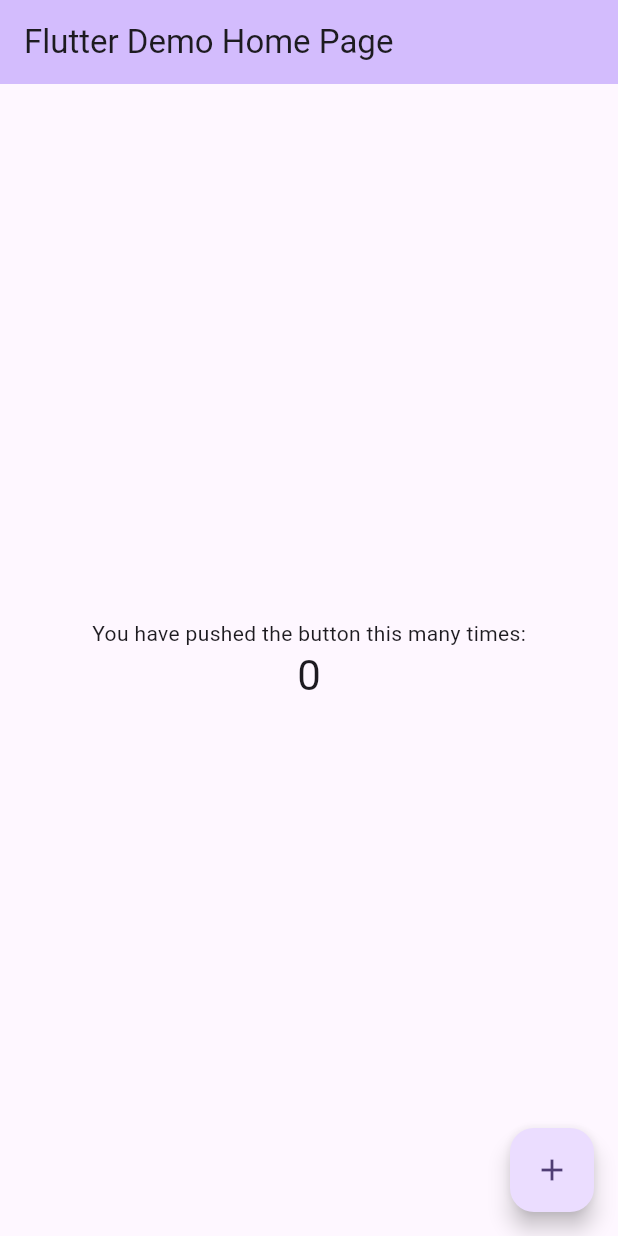
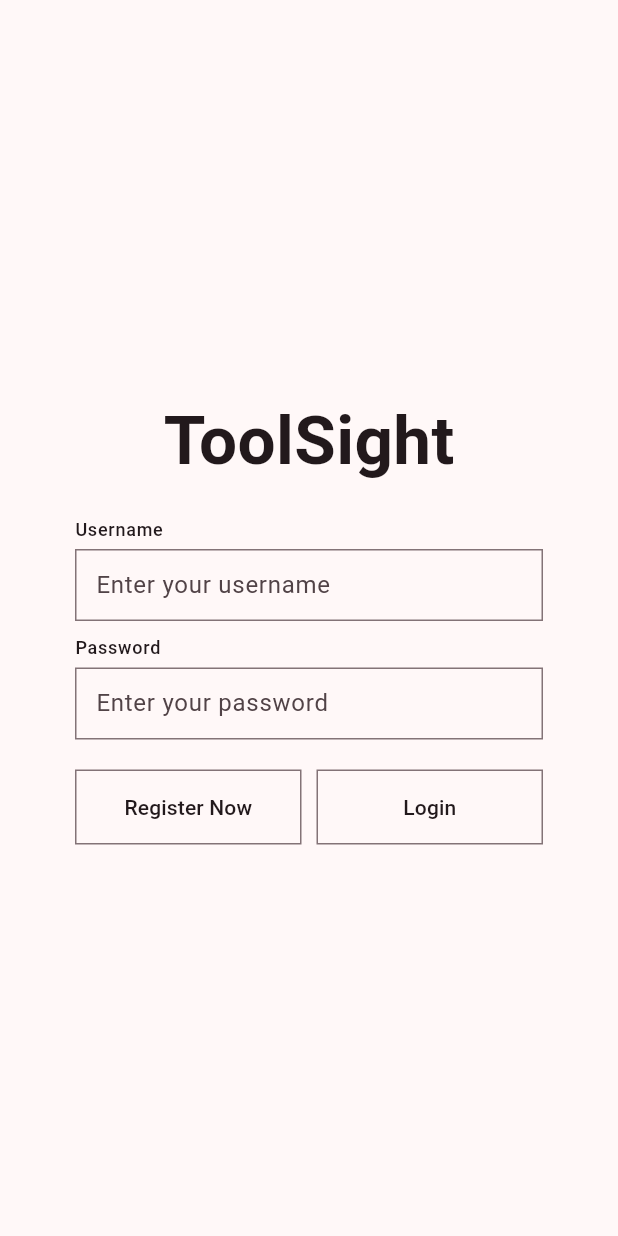
Before and after one commit to aryan-parcell/toolsight, a Flutter app: the screen it shows after launch, on a phone screen of 412 x 824 dp. Run offline on Flutter 3.47's test engine with Material 3 defaults, Android fonts, the phone set to English and light mode, and no system bars; our stand-ins replace go_router.

Commit message:
Implement initial app structure with login and routing
Replaced the default Flutter starter app with a custom application structure.
Created a functional login page (login.dart) with username/password fields and buttons.
Implemented a robust, type-safe navigation system using go_router in router.dart, defining all planned application routes, including nested paths, with an AppRoute enum.
The login button now navigates the user to a placeholder home page (home.dart).
Added reusable TextInputSection and WideButton widgets to support the UI.

```diff
--- /dev/null
+++ b/lib/TextInputSection.dart
@@ -0,0 +1,41 @@
+import 'package:flutter/material.dart';
+
+class TextInputSection extends StatefulWidget {
+  const TextInputSection({
+    super.key,
+    required this.label,
+    required this.hintText,
+    required this.controller,
+    required this.obscureText,
+  });
+
+  final String label;
+  final String hintText;
+  final TextEditingController controller;
+  final bool obscureText;
+
+  @override
+  State<TextInputSection> createState() => _TextInputSectionState();
+}
+
+class _TextInputSectionState extends State<TextInputSection> {
+  @override
+  Widget build(BuildContext context) {
+    return Column(
+      crossAxisAlignment: CrossAxisAlignment.start,
+      spacing: 5,
+      children: [
+        Text(widget.label, style: Theme.of(context).textTheme.labelMedium),
+        TextFormField(
+          decoration: InputDecoration(
+            hintText: widget.hintText,
+            contentPadding: EdgeInsets.all(10),
+            border: OutlineInputBorder(borderRadius: BorderRadius.zero),
+          ),
+          controller: widget.controller,
+          obscureText: widget.obscureText,
+        ),
+      ],
+    );
+  }
+}
--- /dev/null
+++ b/lib/WideButton.dart
@@ -0,0 +1,32 @@
+import 'package:flutter/material.dart';
+
+class WideButton extends StatelessWidget {
+  final String text;
+  final VoidCallback onPressed;
+  final Color? color;
+  final Color? onColor;
+
+  const WideButton({
+    super.key,
+    required this.text,
+    required this.onPressed,
+    this.color,
+    this.onColor,
+  });
+
+  @override
+  Widget build(BuildContext context) {
+    return Expanded(
+      child: SizedBox(
+        height: 50,
+        child: OutlinedButton(
+          style: OutlinedButton.styleFrom(
+            shape: RoundedRectangleBorder(borderRadius: BorderRadius.zero),
+          ),
+          onPressed: onPressed,
+          child: Text(text, style: Theme.of(context).textTheme.labelLarge),
+        ),
+      ),
+    );
+  }
+}
--- /dev/null
+++ b/lib/app.dart
@@ -0,0 +1,41 @@
+import 'package:flutter/material.dart';
+import 'package:go_router/go_router.dart';
+import 'package:toolsight/router.dart';
+
+class App extends StatefulWidget {
+  const App({super.key});
+
+  @override
+  State<App> createState() => _AppState();
+}
+
+class _AppState extends State<App> {
+  late GoRouter _router;
+
+  @override
+  void initState() {
+    super.initState();
+    _router = createRouter();
+  }
+
+  @override
+  void dispose() {
+    _router.dispose();
+    super.dispose();
+  }
+
+  @override
+  Widget build(BuildContext context) {
+    return MaterialApp.router(
+      title: 'ToolSight',
+      themeMode: ThemeMode.system,
+      theme: ThemeData(
+        colorScheme: ColorScheme.fromSeed(
+          seedColor: Colors.black,
+          brightness: Brightness.light,
+        ),
+      ),
+      routerConfig: _router,
+    );
+  }
+}
--- /dev/null
+++ b/lib/home.dart
@@ -0,0 +1,22 @@
+import 'package:flutter/material.dart';
+
+class Home extends StatefulWidget {
+  const Home({super.key});
+
+  @override
+  State<Home> createState() => _HomeState();
+}
+
+class _HomeState extends State<Home> {
+
+  @override
+  Widget build(BuildContext context) {
+    return Column(
+      mainAxisAlignment: MainAxisAlignment.center,
+      crossAxisAlignment: CrossAxisAlignment.center,
+      children: [
+        Text("Home")
+      ],
+    );
+  }
+}
--- /dev/null
+++ b/lib/login.dart
@@ -0,0 +1,77 @@
+import 'package:flutter/material.dart';
+import 'package:go_router/go_router.dart';
+import 'package:toolsight/TextInputSection.dart';
+import 'package:toolsight/WideButton.dart';
+import 'package:toolsight/router.dart';
+
+class Login extends StatefulWidget {
+  const Login({super.key});
+
+  @override
+  State<Login> createState() => _LoginState();
+}
+
+class _LoginState extends State<Login> {
+  final _usernameController = TextEditingController();
+  final _passwordController = TextEditingController();
+
+  Future<void> _login() async {
+    // TODO implement backend
+    context.goNamed(AppRoute.home.name);
+  }
+
+  Future<void> _register() async {
+    // TODO implement backend
+  }
+
+  @override
+  Widget build(BuildContext context) {
+    return Scaffold(
+      body: Padding(
+        padding: const EdgeInsets.symmetric(horizontal: 50, vertical: 100),
+        child: Column(
+          mainAxisAlignment: MainAxisAlignment.center,
+          spacing: 20,
+          children: [
+            const Center(
+              child: Text(
+                "ToolSight",
+                style: TextStyle(fontSize: 45, fontWeight: FontWeight.bold),
+              ),
+            ),
+            Column(
+              spacing: 10,
+              children: [
+                TextInputSection(
+                  label: "Username",
+                  hintText: "Enter your username",
+                  controller: _usernameController,
+                  obscureText: false,
+                ),
+                TextInputSection(
+                  label: "Password",
+                  hintText: "Enter your password",
+                  controller: _passwordController,
+                  obscureText: true,
+                ),
+              ],
+            ),
+            Row(
+              spacing: 10,
+              children: [
+                WideButton(
+                  text: "Register Now",
+                  onPressed: _register,
+                ),
+                WideButton(
+                  text: "Login",
+                  onPressed: _login,
+                ),
+              ],
+            ),
+          ],
+        ),
+      ),
+    );
+  }
+}
--- a/lib/main.dart
+++ b/lib/main.dart
@@ -1,56 +1,8 @@
 import 'package:flutter/material.dart';
+import 'package:toolsight/app.dart';
 
 void main() {
-  runApp(const MyApp());
+  WidgetsFlutterBinding.ensureInitialized();
+
+  runApp(const App());
 }
-
-class MyApp extends StatelessWidget {
-  const MyApp({super.key});
-
-  @override
-  Widget build(BuildContext context) {
-    return MaterialApp(
-      title: 'Flutter Demo',
-      theme: ThemeData(colorScheme: ColorScheme.fromSeed(seedColor: Colors.deepPurple)),
-      home: const MyHomePage(title: 'Flutter Demo Home Page'),
-    );
-  }
-}
-
-class MyHomePage extends StatefulWidget {
-  const MyHomePage({super.key, required this.title});
-
-  final String title;
-
-  @override
-  State<MyHomePage> createState() => _MyHomePageState();
-}
-
-class _MyHomePageState extends State<MyHomePage> {
-  int _counter = 0;
-
-  void _incrementCounter() {
-    setState(() => _counter++);
-  }
-
-  @override
-  Widget build(BuildContext context) {
-    return Scaffold(
-      appBar: AppBar(backgroundColor: Theme.of(context).colorScheme.inversePrimary, title: Text(widget.title)),
-      body: Center(
-        child: Column(
-          mainAxisAlignment: MainAxisAlignment.center,
-          children: [
-            const Text('You have pushed the button this many times:'),
-            Text('$_counter', style: Theme.of(context).textTheme.headlineMedium),
-          ],
-        ),
-      ),
-      floatingActionButton: FloatingActionButton(
-        onPressed: _incrementCounter,
-        tooltip: 'Increment',
-        child: const Icon(Icons.add),
-      ),
-    );
-  }
-}
--- /dev/null
+++ b/lib/router.dart
@@ -0,0 +1,88 @@
+import 'package:flutter/material.dart';
+import 'package:go_router/go_router.dart';
+import 'package:toolsight/home.dart';
+import 'package:toolsight/login.dart';
+
+enum AppRoute {
+  home(path: '/', name: 'home'),
+  login(path: '/login', name: 'login'),
+  register(path: '/register', name: 'register'),
+  manual(path: '/manual', name: 'manual'),
+  qr(path: '/qr', name: 'qr'),
+  toolbox(path: '/toolbox/:toolbox_id', name: 'toolbox'),
+  drawer(path: ':drawer_id', name: 'drawer'), // Sub-route
+  capture(path: 'capture', name: 'capture'), // Sub-route
+  complete(path: 'complete', name: 'complete'); // Sub-route
+
+  final String path;
+  final String name;
+
+  const AppRoute({required this.path, required this.name});
+}
+
+GoRouter createRouter() {
+  return GoRouter(
+    initialLocation: AppRoute.login.path,
+    onException: (context, state, router) {
+      debugPrint("Router Exception: ${state.error}");
+      router.go(AppRoute.login.path);
+    },
+    routes: [
+      GoRoute(
+        path: AppRoute.home.path,
+        name: AppRoute.home.name,
+        builder: (context, state) => const Home(),
+      ),
+      GoRoute(
+        path: AppRoute.login.path,
+        name: AppRoute.login.name,
+        builder: (context, state) => const Login(),
+      ),
+      GoRoute(
+        path: AppRoute.register.path,
+        name: AppRoute.register.name,
+        builder: (context, state) => const Text("Register Page"),
+      ),
+      GoRoute(
+        path: AppRoute.manual.path,
+        name: AppRoute.manual.name,
+        builder: (context, state) => const Text("Manual Page"),
+      ),
+      GoRoute(
+        path: AppRoute.qr.path,
+        name: AppRoute.qr.name,
+        builder: (context, state) => const Text("QR Page"),
+      ),
+      GoRoute(
+        path: AppRoute.toolbox.path,
+        name: AppRoute.toolbox.name,
+        builder: (context, state) => Text("Toolbox: ${state.pathParameters['toolbox_id']}"),
+        routes: [
+          GoRoute(
+            path: AppRoute.drawer.path,
+            name: AppRoute.drawer.name,
+            builder: (context, state) {
+              final params = state.pathParameters;
+              return Text("Drawer: ${params['drawer_id']} in Toolbox: ${params['toolbox_id']}");
+            },
+            routes: [
+              GoRoute(
+                path: AppRoute.capture.path,
+                name: AppRoute.capture.name,
+                builder: (context, state) {
+                  final params = state.pathParameters;
+                  return Text("Capture for Drawer: ${params['drawer_id']} in Toolbox: ${params['toolbox_id']}");
+                },
+              ),
+            ],
+          ),
+          GoRoute(
+            path: AppRoute.complete.path,
+            name: AppRoute.complete.name,
+            builder: (context, state) => Text("Complete Toolbox: ${state.pathParameters['toolbox_id']}"),
+          ),
+        ],
+      ),
+    ],
+  );
+}
```
